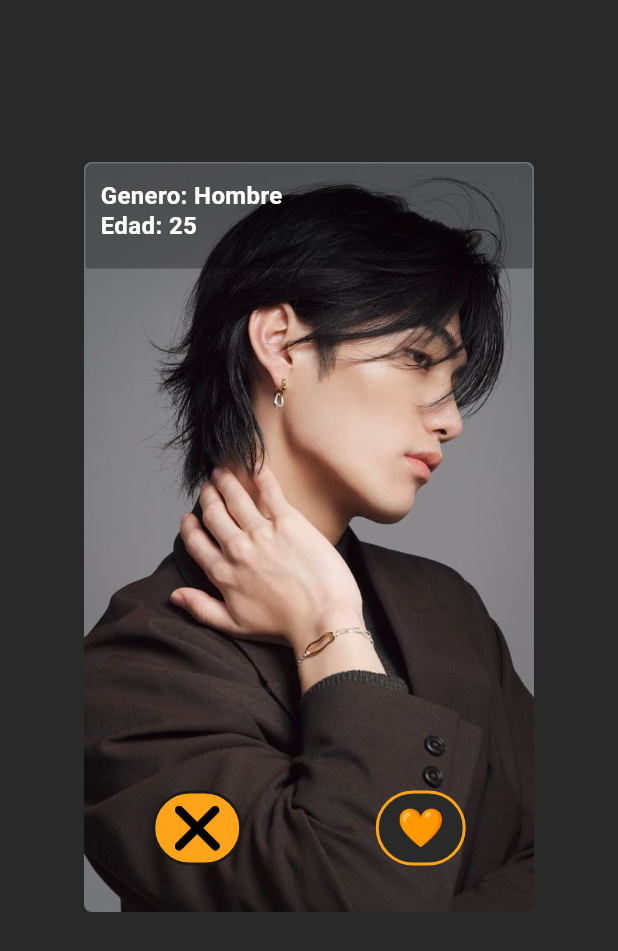
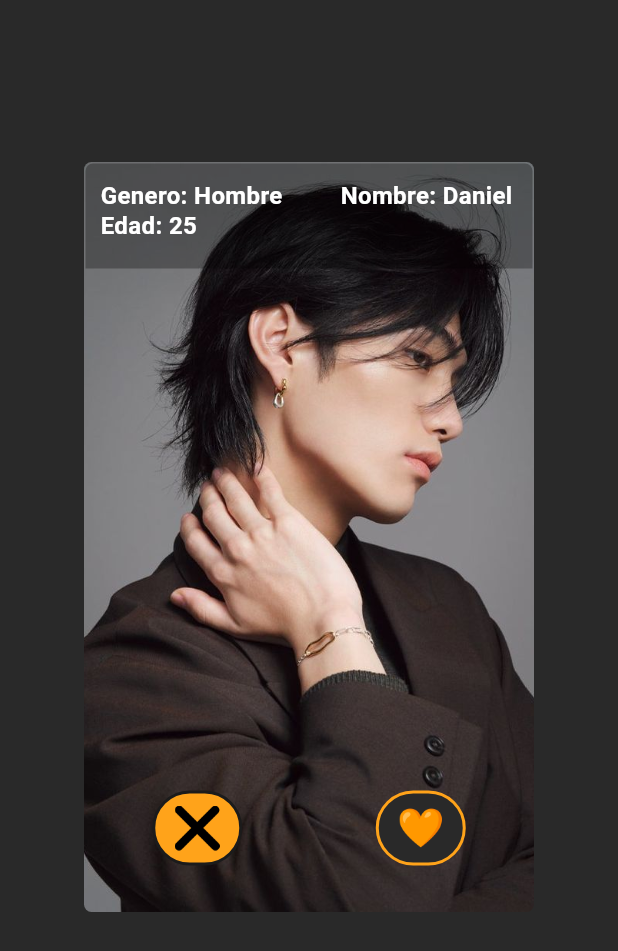
Before and after one commit to DanielPV06/lovelink, a Flutter app: the Matches screen opened directly, on a phone screen of 412 x 824 dp. Shown: the top 951 px of the screen. Run offline on Flutter 3.47's test engine with Material 3 defaults, Android fonts, the phone set to English and light mode, and no system bars; our stand-ins replace email_validator.

Commit message:
Match Card Update

```diff
--- a/lib/views/mainPages/matches.dart
+++ b/lib/views/mainPages/matches.dart
@@ -74,6 +74,18 @@
                         ),
                       ),
                     ),
+                    const Positioned(
+                      top: 10,
+                      left: 170,
+                      child: Text(
+                        'Nombre: Daniel',
+                        style: TextStyle(
+                          color: Colors.white,
+                          fontSize: 16,
+                          fontWeight: FontWeight.bold,
+                        ),
+                      ),
+                    ),
                       Column(
                       mainAxisAlignment: MainAxisAlignment.end,
                       children: [
```
